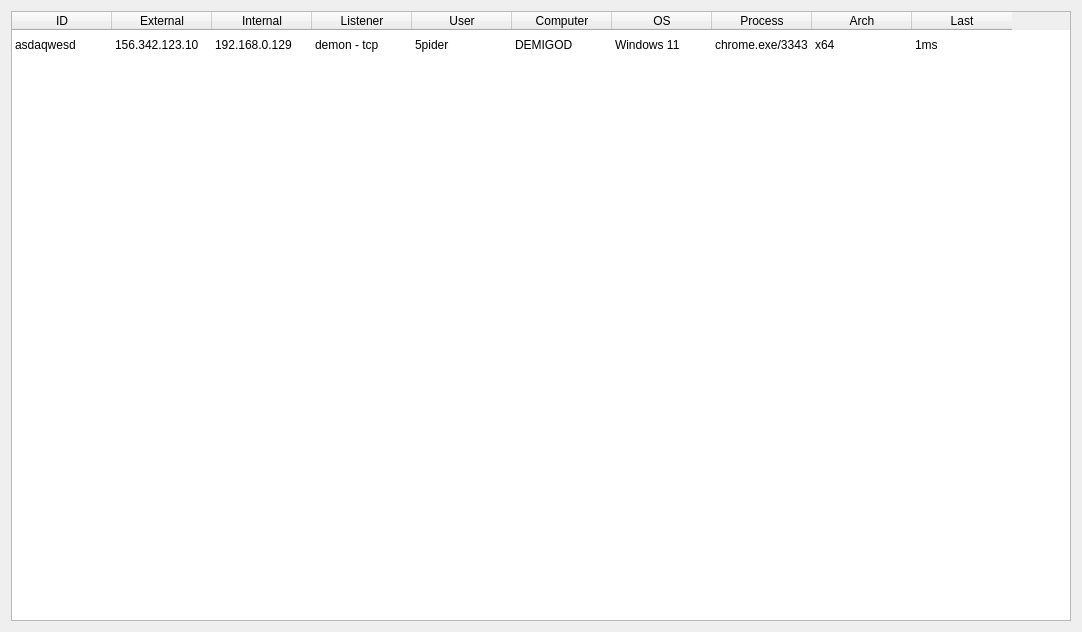
Qt form client/Data/UIs/SessionTable.ui (dmcxblue/Havoc) before a commit.
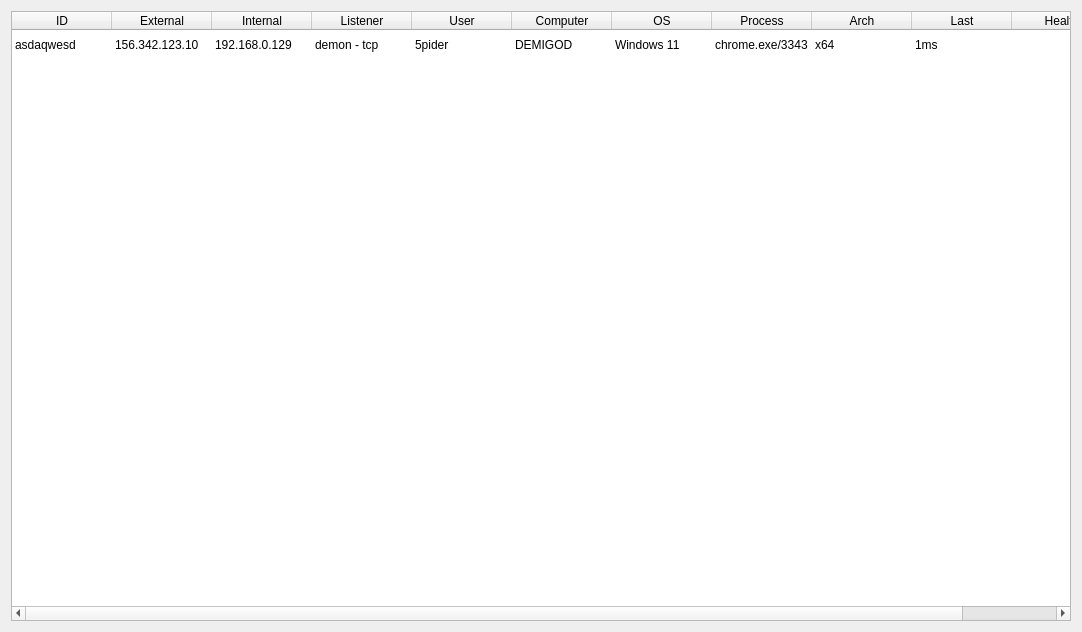
The same form after that commit.

Commit message: start to add beacon health

```diff
--- a/client/Data/UIs/SessionTable.ui
+++ b/client/Data/UIs/SessionTable.ui
@@ -95,6 +95,11 @@
        <string>Last</string>
       </property>
      </column>
+     <column>
+      <property name="text">
+       <string>Health</string>
+      </property>
+     </column>
      <item row="0" column="0">
       <property name="text">
        <string>asdaqwesd</string>
```
The commit also changes 8 other files.
